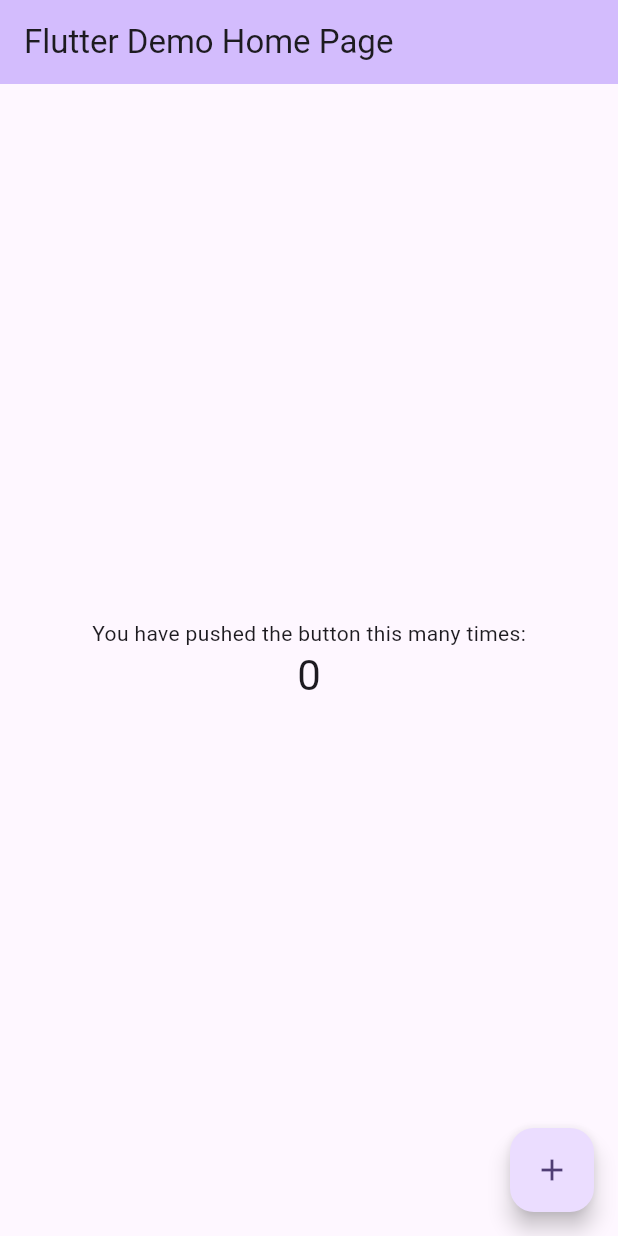
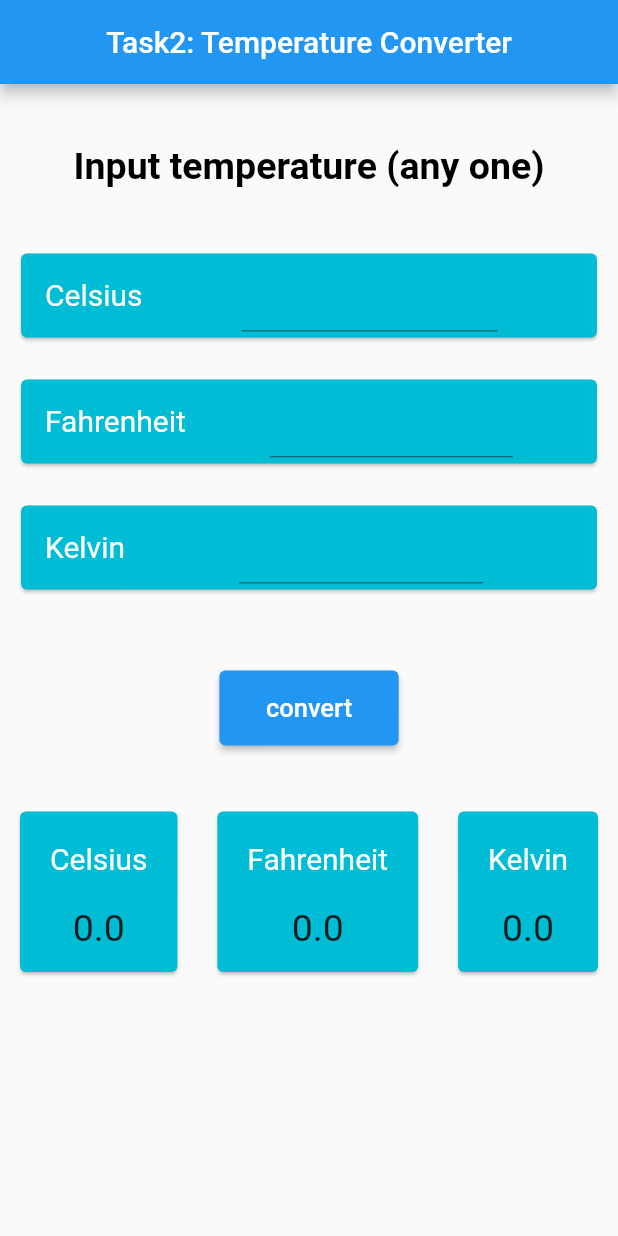
Before and after one commit to Rahullkumr/BHARATINTERN_APPDEV, a Flutter app: the screen it shows after launch, on a phone screen of 412 x 824 dp. Run offline on Flutter 3.47's test engine with Material 2 defaults, Android fonts, the phone set to English and light mode, and no system bars.

Commit message:
coding part completed

```diff
--- a/Task2_TemperatureConverter/taapmaan/lib/main.dart
+++ b/Task2_TemperatureConverter/taapmaan/lib/main.dart
@@ -1,125 +1,269 @@
 import 'package:flutter/material.dart';
 
-void main() {
-  runApp(const MyApp());
-}
+void main() => runApp(const MyApp());
 
 class MyApp extends StatelessWidget {
   const MyApp({super.key});
 
-  // This widget is the root of your application.
   @override
   Widget build(BuildContext context) {
-    return MaterialApp(
-      title: 'Flutter Demo',
-      theme: ThemeData(
-        // This is the theme of your application.
-        //
-        // TRY THIS: Try running your application with "flutter run". You'll see
-        // the application has a blue toolbar. Then, without quitting the app,
-        // try changing the seedColor in the colorScheme below to Colors.green
-        // and then invoke "hot reload" (save your changes or press the "hot
-        // reload" button in a Flutter-supported IDE, or press "r" if you used
-        // the command line to start the app).
-        //
-        // Notice that the counter didn't reset back to zero; the application
-        // state is not lost during the reload. To reset the state, use hot
-        // restart instead.
-        //
-        // This works for code too, not just values: Most code changes can be
-        // tested with just a hot reload.
-        colorScheme: ColorScheme.fromSeed(seedColor: Colors.deepPurple),
-        useMaterial3: true,
+    return SafeArea(
+      child: MaterialApp(
+        home: Scaffold(
+          resizeToAvoidBottomInset: false,
+          appBar: AppBar(
+            title: const Text('Task2: Temperature Converter'),
+            centerTitle: true,
+          ),
+          body: const UserInterface(),
+        ),
       ),
-      home: const MyHomePage(title: 'Flutter Demo Home Page'),
     );
   }
 }
 
-class MyHomePage extends StatefulWidget {
-  const MyHomePage({super.key, required this.title});
-
-  // This widget is the home page of your application. It is stateful, meaning
-  // that it has a State object (defined below) that contains fields that affect
-  // how it looks.
-
-  // This class is the configuration for the state. It holds the values (in this
-  // case the title) provided by the parent (in this case the App widget) and
-  // used by the build method of the State. Fields in a Widget subclass are
-  // always marked "final".
-
-  final String title;
+class UserInterface extends StatefulWidget {
+  const UserInterface({super.key});
 
   @override
-  State<MyHomePage> createState() => _MyHomePageState();
+  State<UserInterface> createState() => _UserInterfaceState();
 }
 
-class _MyHomePageState extends State<MyHomePage> {
-  int _counter = 0;
+class _UserInterfaceState extends State<UserInterface> {
+  String cel = '';
+  String fah = '';
+  String kel = '';
+  double displayCel = 0, displayFah = 0, displayKel = 0;
 
-  void _incrementCounter() {
-    setState(() {
-      // This call to setState tells the Flutter framework that something has
-      // changed in this State, which causes it to rerun the build method below
-      // so that the display can reflect the updated values. If we changed
-      // _counter without calling setState(), then the build method would not be
-      // called again, and so nothing would appear to happen.
-      _counter++;
-    });
+  void convert(String cel, String fah, String kel) {
+    if (cel != '') {
+      setState(() {
+        displayCel = double.parse(cel);
+        displayFah = 1.8 * displayCel + 32;
+        displayKel = displayCel + 273.15;
+        // let's roundoff to two decimal places
+        displayFah = double.parse((displayFah).toStringAsFixed(2));
+        displayKel = double.parse((displayKel).toStringAsFixed(2));
+      });
+    }
+    if (fah != '') {
+      setState(() {
+        displayFah = double.parse(fah);
+        displayCel = 0.56 * (displayFah - 32);
+        displayKel = 0.56 * displayFah + 255;
+        // let's roundoff to two decimal places
+        displayCel = double.parse((displayCel).toStringAsFixed(2));
+        displayKel = double.parse((displayKel).toStringAsFixed(2));
+      });
+    }
+    if (kel != '') {
+      setState(() {
+        displayKel = double.parse(kel);
+        displayCel = displayKel - 273.15;
+        displayFah = 1.8 * displayKel - 459.67;
+        // let's roundoff to two decimal places
+        displayCel = double.parse((displayCel).toStringAsFixed(2));
+        displayFah = double.parse((displayFah).toStringAsFixed(2));
+      });
+    }
   }
 
   @override
   Widget build(BuildContext context) {
-    // This method is rerun every time setState is called, for instance as done
-    // by the _incrementCounter method above.
-    //
-    // The Flutter framework has been optimized to make rerunning build methods
-    // fast, so that you can just rebuild anything that needs updating rather
-    // than having to individually change instances of widgets.
-    return Scaffold(
-      appBar: AppBar(
-        // TRY THIS: Try changing the color here to a specific color (to
-        // Colors.amber, perhaps?) and trigger a hot reload to see the AppBar
-        // change color while the other colors stay the same.
-        backgroundColor: Theme.of(context).colorScheme.inversePrimary,
-        // Here we take the value from the MyHomePage object that was created by
-        // the App.build method, and use it to set our appbar title.
-        title: Text(widget.title),
-      ),
-      body: Center(
-        // Center is a layout widget. It takes a single child and positions it
-        // in the middle of the parent.
-        child: Column(
-          // Column is also a layout widget. It takes a list of children and
-          // arranges them vertically. By default, it sizes itself to fit its
-          // children horizontally, and tries to be as tall as its parent.
-          //
-          // Column has various properties to control how it sizes itself and
-          // how it positions its children. Here we use mainAxisAlignment to
-          // center the children vertically; the main axis here is the vertical
-          // axis because Columns are vertical (the cross axis would be
-          // horizontal).
-          //
-          // TRY THIS: Invoke "debug painting" (choose the "Toggle Debug Paint"
-          // action in the IDE, or press "p" in the console), to see the
-          // wireframe for each widget.
-          mainAxisAlignment: MainAxisAlignment.center,
-          children: <Widget>[
-            const Text(
-              'You have pushed the button this many times:',
+    return Column(
+      children: [
+        const Padding(
+          padding: EdgeInsets.fromLTRB(10, 40, 10, 30),
+          child: Text(
+            'Input temperature (any one)',
+            style: TextStyle(
+              color: Colors.black,
+              fontSize: 25,
+              fontWeight: FontWeight.bold,
             ),
-            Text(
-              '$_counter',
-              style: Theme.of(context).textTheme.headlineMedium,
+          ),
+        ),
+        Padding(
+          padding: const EdgeInsets.all(10.0),
+          child: Card(
+            color: Colors.cyan,
+            child: ListTile(
+              leading: const Text(
+                'Celsius',
+                style: TextStyle(
+                  color: Colors.white,
+                  fontSize: 20,
+                ),
+              ),
+              title: Padding(
+                padding: const EdgeInsets.symmetric(
+                  horizontal: 50,
+                ),
+                child: TextField(
+                  textAlign: TextAlign.center,
+                  onChanged: (value) {
+                    cel = value;
+                  },
+                ),
+              ),
+            ),
+          ),
+        ),
+        Padding(
+          padding: const EdgeInsets.all(10.0),
+          child: Card(
+            color: Colors.cyan,
+            child: ListTile(
+              leading: const Text(
+                'Fahrenheit',
+                style: TextStyle(
+                  color: Colors.white,
+                  fontSize: 20,
+                ),
+              ),
+              title: Padding(
+                padding: const EdgeInsets.symmetric(
+                  horizontal: 40,
+                ),
+                child: TextField(
+                  textAlign: TextAlign.center,
+                  onChanged: (value) {
+                    fah = value;
+                  },
+                ),
+              ),
+            ),
+          ),
+        ),
+        Padding(
+          padding: const EdgeInsets.all(10.0),
+          child: Card(
+            color: Colors.cyan,
+            child: ListTile(
+              leading: const Text(
+                'Kelvin',
+                style: TextStyle(
+                  color: Colors.white,
+                  fontSize: 20,
+                ),
+              ),
+              title: Padding(
+                padding: const EdgeInsets.symmetric(
+                  horizontal: 60,
+                ),
+                child: TextField(
+                  textAlign: TextAlign.center,
+                  onChanged: (value) {
+                    kel = value;
+                  },
+                ),
+              ),
+            ),
+          ),
+        ),
+        const SizedBox(height: 20),
+        Padding(
+          padding: const EdgeInsets.all(20.0),
+          child: ElevatedButton(
+            onPressed: () {
+              convert(cel, fah, kel);
+            },
+            child: const Padding(
+              padding: EdgeInsets.all(15.0),
+              child: Text(
+                "convert",
+                style: TextStyle(
+                  fontSize: 17,
+                ),
+              ),
+            ),
+          ),
+        ),
+        const SizedBox(height: 20),
+        Row(
+          mainAxisAlignment: MainAxisAlignment.spaceAround,
+          children: [
+            Card(
+              color: Colors.cyan,
+              child: Column(
+                children: [
+                  const Padding(
+                    padding: EdgeInsets.all(20.0),
+                    child: Text(
+                      'Celsius',
+                      style: TextStyle(
+                        color: Colors.white,
+                        fontSize: 20,
+                      ),
+                    ),
+                  ),
+                  Padding(
+                    padding: const EdgeInsets.fromLTRB(15, 0, 15, 15),
+                    child: Text(
+                      '$displayCel',
+                      style: const TextStyle(
+                        fontSize: 25,
+                      ),
+                    ),
+                  ),
+                ],
+              ),
+            ),
+            Card(
+              color: Colors.cyan,
+              child: Column(
+                children: [
+                  const Padding(
+                    padding: EdgeInsets.all(20.0),
+                    child: Text(
+                      'Fahrenheit',
+                      style: TextStyle(
+                        color: Colors.white,
+                        fontSize: 20,
+                      ),
+                    ),
+                  ),
+                  Padding(
+                    padding: const EdgeInsets.fromLTRB(15, 0, 15, 15),
+                    child: Text(
+                      '$displayFah',
+                      style: const TextStyle(
+                        fontSize: 25,
+                      ),
+                    ),
+                  ),
+                ],
+              ),
+            ),
+            Card(
+              color: Colors.cyan,
+              child: Column(
+                children: [
+                  const Padding(
+                    padding: EdgeInsets.all(20.0),
+                    child: Text(
+                      'Kelvin',
+                      style: TextStyle(
+                        color: Colors.white,
+                        fontSize: 20,
+                      ),
+                    ),
+                  ),
+                  Padding(
+                    padding: const EdgeInsets.fromLTRB(15, 0, 15, 15),
+                    child: Text(
+                      '$displayKel',
+                      style: const TextStyle(
+                        fontSize: 25,
+                      ),
+                    ),
+                  ),
+                ],
+              ),
             ),
           ],
         ),
-      ),
-      floatingActionButton: FloatingActionButton(
-        onPressed: _incrementCounter,
-        tooltip: 'Increment',
-        child: const Icon(Icons.add),
-      ), // This trailing comma makes auto-formatting nicer for build methods.
+      ],
     );
   }
 }
```
